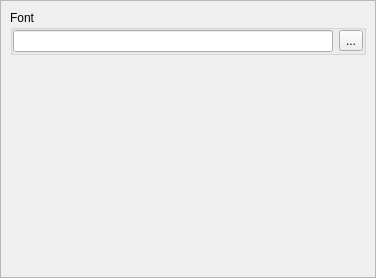
Qt form xregistersviewoptionswidget.ui (horsicq/XRegistersView) before a commit.
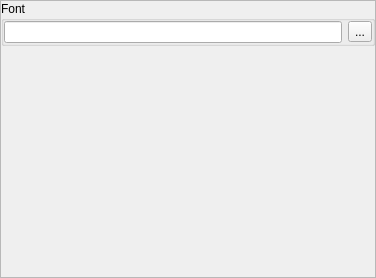
The same form after that commit.

The edit to the form file:
```diff
--- a/xregistersviewoptionswidget.ui
+++ b/xregistersviewoptionswidget.ui
@@ -41,6 +41,18 @@
        </rect>
       </property>
       <layout class="QVBoxLayout" name="verticalLayout_2">
+       <property name="leftMargin">
+        <number>0</number>
+       </property>
+       <property name="topMargin">
+        <number>0</number>
+       </property>
+       <property name="rightMargin">
+        <number>0</number>
+       </property>
+       <property name="bottomMargin">
+        <number>0</number>
+       </property>
        <item>
         <widget class="QGroupBox" name="groupBoxRegsFont">
          <property name="title">
```
